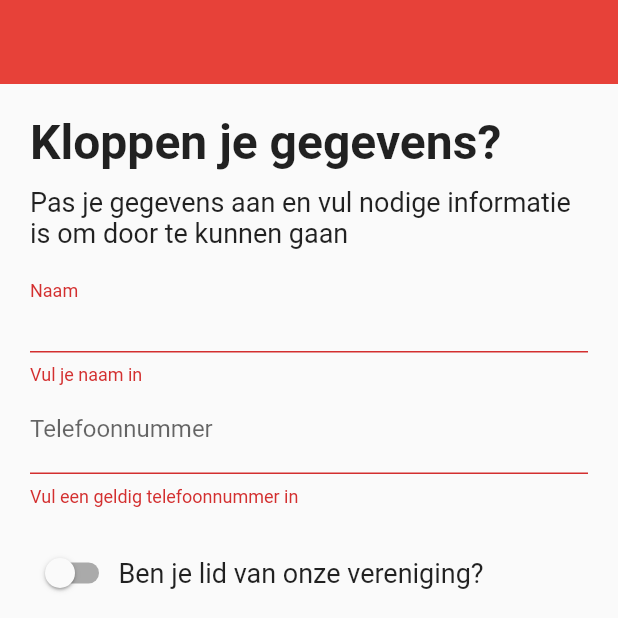
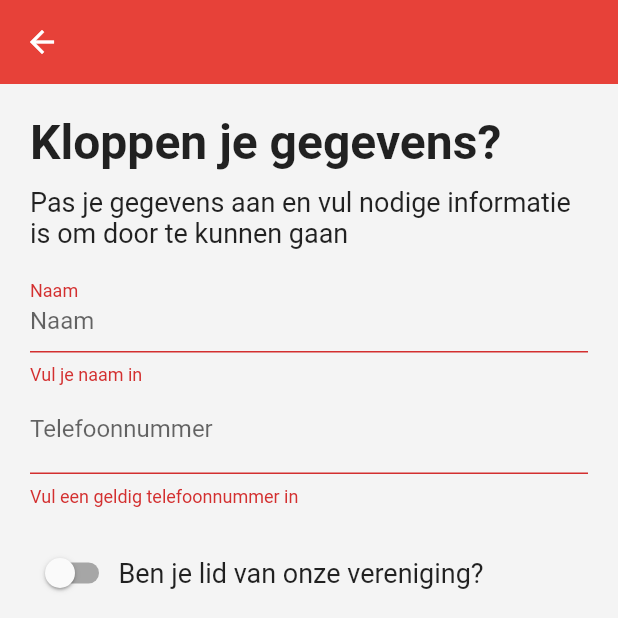
Before and after one commit to JarretHoving97/my_flutter_app, a Flutter app: the UserInfoPage screen opened directly, after a tap on "Volgende", on a phone screen of 412 x 824 dp, the top half of it. Run offline on Flutter 3.47's test engine with Material 2 defaults, Android fonts, the phone set to English and light mode, and no system bars; our stand-ins replace cached_network_image, firebase_auth, firebase_core, flutter_signin_button, google_sign_in; missing offline and left inert: dart:ffi; accounts and stored records are empty; network calls fail.

Commit message:
Completed onboarding logic with api-calls

```diff
--- a/new_app/lib/Model/AccessModel.dart
+++ b/new_app/lib/Model/AccessModel.dart
@@ -12,7 +12,7 @@ class AccessModel {
   });
 
   final bool verified;
-  final bool registered;
+  late final bool registered;
 
   factory AccessModel.fromJson(Map<String, dynamic> json) => AccessModel(
         verified: json["verified"],
--- a/new_app/lib/Model/Providers.dart
+++ b/new_app/lib/Model/Providers.dart
@@ -23,6 +23,5 @@ List<SingleChildWidget> providers = [
   ChangeNotifierProvider<EventDataprovider>(
     create: (context) => EventDataprovider(),
   ),
-  ChangeNotifierProvider<AccessAppProviver>(
-      create: (context) => AccessAppProviver())
+  ChangeNotifierProvider<AccessAppProviver>(create: (_) => AccessAppProviver()),
 ];
--- /dev/null
+++ b/new_app/lib/Model/RegisterResponse.dart
@@ -0,0 +1,28 @@
+import 'dart:convert';
+
+RegisteResponse registeResponseFromJson(String str) =>
+    RegisteResponse.fromJson(json.decode(str));
+
+String registeResponseToJson(RegisteResponse data) =>
+    json.encode(data.toJson());
+
+class RegisteResponse {
+  RegisteResponse({
+    required this.message,
+    required this.token,
+  });
+
+  final String message;
+  final String token;
+
+  factory RegisteResponse.fromJson(Map<String, dynamic> json) =>
+      RegisteResponse(
+        message: json["message"],
+        token: json["token"],
+      );
+
+  Map<String, dynamic> toJson() => {
+        "message": message,
+        "token": token,
+      };
+}
--- a/new_app/lib/Network/AccessClient.dart
+++ b/new_app/lib/Network/AccessClient.dart
@@ -19,7 +19,6 @@ class AccessAppProviver with ChangeNotifier {
     loading = true;
 
     hasAccess = await checkForAcccess(context);
-
     loading = false;
 
     notifyListeners();
--- a/new_app/lib/Scenes/Onboarding/OnboardingForm.dart
+++ b/new_app/lib/Scenes/Onboarding/OnboardingForm.dart
@@ -1,8 +1,16 @@
+// ignore_for_file: use_build_context_synchronously
+
+import 'package:firebase_auth/firebase_auth.dart';
 import 'package:flutter/material.dart';
 import 'package:flutter/src/foundation/key.dart';
 import 'package:flutter/src/widgets/framework.dart';
 import 'package:new_app/Model/LocalUserModel.dart';
+import 'package:new_app/Model/RegisterResponse.dart';
+import 'package:new_app/Network/OnboardingClient.dart';
 import 'package:new_app/Util/AppColor.dart';
+import 'package:provider/provider.dart';
+
+import '../../Network/AccessClient.dart';
 
 class OnboardingForm extends StatefulWidget {
   const OnboardingForm({Key? key}) : super(key: key);
@@ -12,15 +20,29 @@ class OnboardingForm extends StatefulWidget {
 }
 
 class _OnboardingFormState extends State<OnboardingForm> {
+  @override
+  void initState() {
+    nameController.value =
+        TextEditingValue(text: LocalUserModel.shared.user.displayName ?? "");
+
+    phoneController.value =
+        TextEditingValue(text: LocalUserModel.shared.user.phoneNumber ?? "");
+    // TODO: implement initState
+    super.initState();
+  }
+
   final _formKey = GlobalKey<FormState>();
   bool isMember = false;
 
   final nameController = TextEditingController();
   final phoneController = TextEditingController();
   final membershipController = TextEditingController();
+
   @override
   Widget build(BuildContext context) {
     double screenWidth = MediaQuery.of(context).size.width;
+    final accessData = Provider.of<AccessAppProviver>(context, listen: false);
+
     return Form(
         key: _formKey,
         child: Container(
@@ -30,9 +52,9 @@ class _OnboardingFormState extends State<OnboardingForm> {
               TextFormField(
                 controller: nameController,
                 decoration: const InputDecoration(
+                    hintText: "Naam",
                     labelText: "Naam",
                     floatingLabelBehavior: FloatingLabelBehavior.always),
-                initialValue: LocalUserModel.shared.user.displayName,
                 validator: ((value) {
                   if (value == null || value.isEmpty) {
                     return "Vul je naam in";
@@ -41,9 +63,10 @@ class _OnboardingFormState extends State<OnboardingForm> {
               ),
               TextFormField(
                 controller: phoneController,
+                initialValue: LocalUserModel.shared.user.phoneNumber,
                 decoration: const InputDecoration(
                     hintText: "Telefoonnummer", labelText: "Telefoonnummer"),
-                initialValue: LocalUserModel.shared.user.phoneNumber,
+                // initialValue: LocalUserModel.shared.user.phoneNumber,
                 validator: ((value) {
                   // TODO: Regex phone
                   if (value == null || value.isEmpty) {
@@ -93,19 +116,29 @@ class _OnboardingFormState extends State<OnboardingForm> {
                 height: 60,
                 width: screenWidth / 1.5,
                 child: ElevatedButton(
-                  onPressed: () {
+                  onPressed: () async {
                     if (_formKey.currentState!.validate()) {
-                      ScaffoldMessenger.of(context).showSnackBar(
-                        const SnackBar(
-                            content:
-                                Text('Gegevens worden opgeslagen / aangepast')),
-                      );
+                      RegisteResponse? response = await sendOnboardingInfo(
+                          LocalUserModel.shared.user,
+                          phoneController.text,
+                          nameController.text,
+                          membershipController.text);
 
-                      LocalUserModel.shared.userExternalInfo.membershipNumber =
-                          membershipController.text;
+                      if (response != null) {
+                        ScaffoldMessenger.of(context).showSnackBar(
+                            const SnackBar(
+                                content: Text("Gegevens opgeslagen!")));
 
-                      LocalUserModel.shared.userExternalInfo.phoneNumber =
-                          phoneController.text;
+                        await Provider.of<AccessAppProviver>(context,
+                                listen: false)
+                            .fetchAccess(context);
+
+                        // Navigator.pop(context);
+                      } else {
+                        ScaffoldMessenger.of(context).showSnackBar(
+                            const SnackBar(
+                                content: Text("Er is iets misgegaan..")));
+                      }
                     }
                   },
                   child: Text("Volgende"),
@@ -114,7 +147,7 @@ class _OnboardingFormState extends State<OnboardingForm> {
                     onPrimary: AppColor.appBackground,
                   ),
                 ),
-              )
+              ),
             ],
           ),
         ));
--- a/new_app/lib/Scenes/Onboarding/UserInfoPage.dart
+++ b/new_app/lib/Scenes/Onboarding/UserInfoPage.dart
@@ -11,6 +11,7 @@ class UserInfoPage extends StatelessWidget {
   Widget build(BuildContext context) {
     double screenWidth = MediaQuery.of(context).size.width;
     return Scaffold(
+      backgroundColor: AppColor.appBackground,
       extendBodyBehindAppBar: true,
       appBar: AppBar(
         backgroundColor: AppColor.appColor,
@@ -31,13 +32,13 @@ class UserInfoPage extends StatelessWidget {
             Container(
               width: screenWidth,
               padding: EdgeInsets.fromLTRB(20, 10, 20, 0),
-              child: Text(
+              child: const Text(
                 "Pas je gegevens aan en vul nodige informatie is om door te kunnen gaan",
                 style: TextStyle(fontSize: 18, fontWeight: FontWeight.normal),
                 textAlign: TextAlign.left,
               ),
             ),
-            OnboardingForm(),
+            const OnboardingForm(),
           ],
         ),
       ),
--- a/new_app/pubspec.yaml
+++ b/new_app/pubspec.yaml
@@ -42,6 +42,7 @@ dependencies:
   http: ^0.13.4
   intl: ^0.17.0
   cached_network_image: ^3.2.1
+  smooth_page_indicator: ^1.0.0+2
 
 
 dev_dependencies:
```
Also changed, not shown: new_app/lib/Network/OnboardingClient.dart (+18 -9 lines), new_app/lib/Scenes/Onboarding/UserAccessWrapper.dart (deleted, +0 -46 lines), new_app/lib/Scenes/Onboarding/UserInfoScreen.dart (+5 -2 lines), new_app/lib/main.dart (+38 -4 lines), new_app/pubspec.lock, 1 other file.
